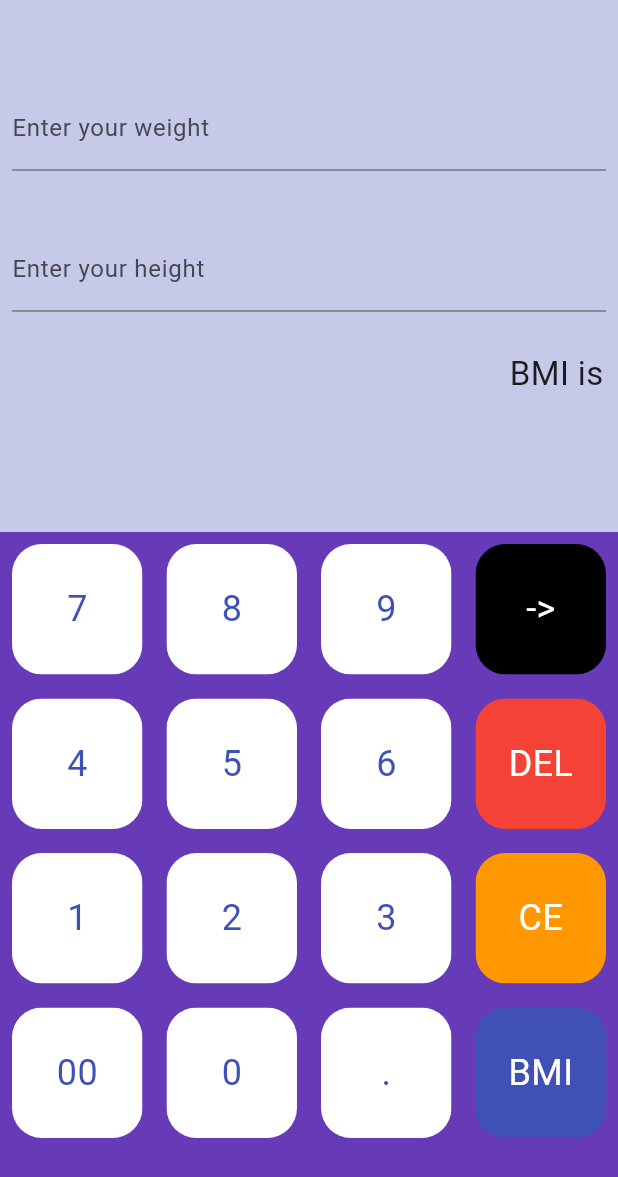
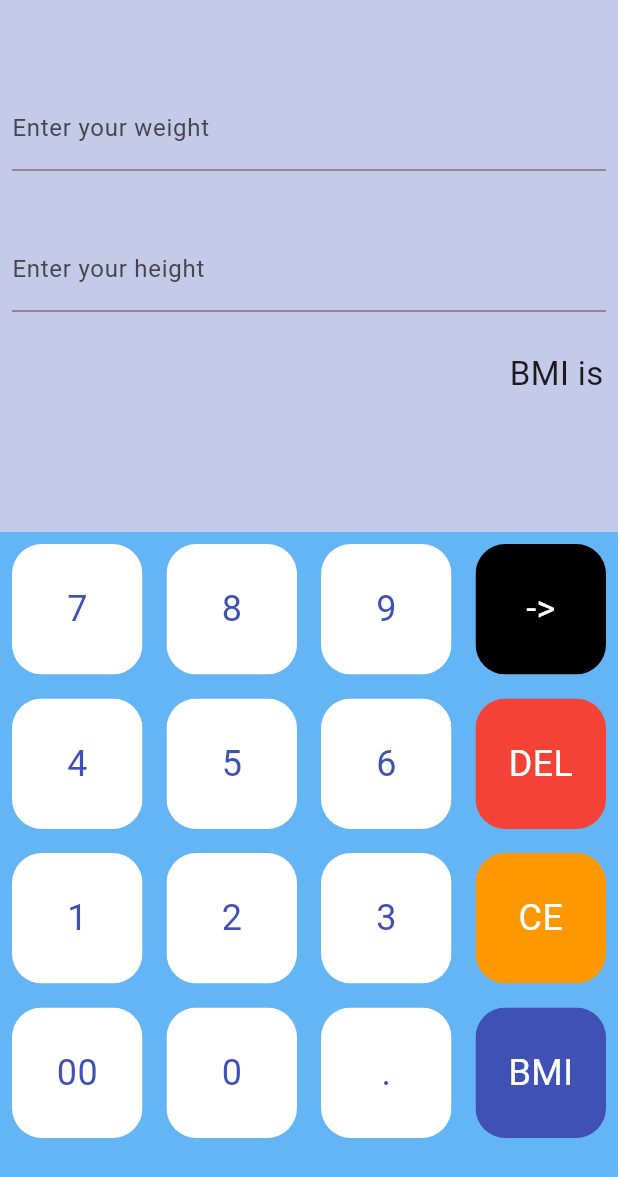
Before and after one commit to Davazano/BMI_Calculator, a Flutter app: the screen it shows after launch, on a phone screen of 412 x 824 dp. Shown: the top 1177 px of the screen. Run offline on Flutter 3.47's test engine with Material 3 defaults, Android fonts, the phone set to English and light mode, and no system bars.

```diff
--- a/lib/pages/bmi_calculator.dart
+++ b/lib/pages/bmi_calculator.dart
@@ -15,6 +15,7 @@ class _BmiCalculatorState extends State<BmiCalculator> {
   final heightTextController = TextEditingController();
 
   late FocusNode weightFocusNode;
+  late FocusNode heightFocusNode;
 
   final List<String> buttons = [
     "7",
@@ -40,6 +41,7 @@ class _BmiCalculatorState extends State<BmiCalculator> {
     super.initState();
 
     weightFocusNode = FocusNode();
+    heightFocusNode = FocusNode();
   }
 
   @override
@@ -48,6 +50,7 @@ class _BmiCalculatorState extends State<BmiCalculator> {
     weightTextController.dispose();
     weightFocusNode.dispose();
     heightTextController.dispose();
+    heightFocusNode.dispose();
     super.dispose();
   }
 
@@ -81,6 +84,7 @@ class _BmiCalculatorState extends State<BmiCalculator> {
                   Padding(
                     padding: const EdgeInsets.symmetric(horizontal: 8, vertical: 16),
                     child: TextField(
+                      focusNode: heightFocusNode,
                       controller: heightTextController,
                       readOnly: true,
                       decoration: const InputDecoration(
@@ -103,7 +107,7 @@ class _BmiCalculatorState extends State<BmiCalculator> {
           Expanded(
             flex: 2,
             child: Container(
-              color: Colors.deepPurple,
+              color: Colors.blue[300],
               margin: const EdgeInsets.only(top: 80.0),
               child: GridView.builder(
                   itemCount: buttons.length,
@@ -140,7 +144,8 @@ class _BmiCalculatorState extends State<BmiCalculator> {
                           setState(() {
                             if (weightFocusNode.hasFocus) {
                               weightTextController.text += buttons[index];
-                            } else {
+                            }
+                            else if (heightFocusNode.hasFocus) {
                               heightTextController.text += buttons[index];
                             }
                           });
```
